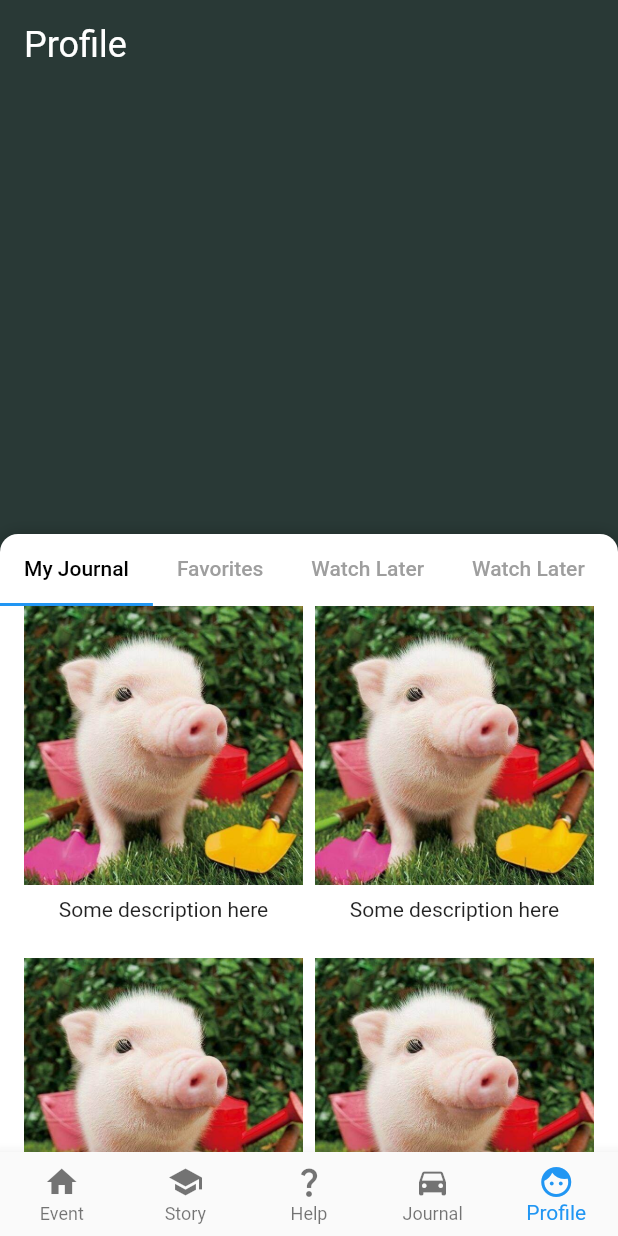
After one commit to ZedChen0034/Con-nected, a Flutter app: the screen it shows after launch, item 5 of the bottom bar chosen, on a phone screen of 412 x 824 dp. The commit adds this screen. Run offline on Flutter 3.47's test engine with Material 2 defaults, Android fonts, the phone set to English and light mode, and no system bars; drawn by our look-alikes of sliding_up_panel; our stand-ins replace table_calendar; missing offline and left inert: dart:ffi.

Commit message:
profileUI

```diff
--- a/lib/main.dart
+++ b/lib/main.dart
@@ -13,6 +13,7 @@ import 'package:flutter/material.dart';
 import 'calendar.dart';
 import 'detail.dart';
 import 'note.dart';
+import 'profile.dart';
 
 void main() {
   runApp(const MyApp());
@@ -58,6 +59,7 @@ class _NavigationExampleState extends State<NavigationExample> {
         onDestinationSelected: (int index) {
           setState(() {
             currentPageIndex = index;
+            print(currentPageIndex);
           });
         },
         indicatorColor: Colors.amber[800],
@@ -112,10 +114,11 @@ class _NavigationExampleState extends State<NavigationExample> {
           child: const Text('Page 4'),
         ),
         Container(
-          color: Colors.pink,
+          color: Colors.yellow,
           alignment: Alignment.center,
-          child: const Text('Page 5'),
+          child: const Text('Page 4'),
         ),
+        // Profile(),
       ][currentPageIndex],
     );
   }
@@ -132,6 +135,9 @@ class _HomePageState extends State<HomePage> {
 
   List<Note> ALL = Note.SCRIPT;
   List<dynamic> FOUND = [];
+  int _currentIndex = 0;
+  String _appBarTitle = 'Event'; // 默认标题为'Event'
+
 
   @override
   initState() {
@@ -150,14 +156,14 @@ class _HomePageState extends State<HomePage> {
   Widget build(BuildContext context) {
 
     return Scaffold(
-      appBar: AppBar(
+      appBar: _currentIndex != 4 ? AppBar(
         centerTitle: true,
-        title: Text('Event'),
+        title:  Text(_appBarTitle),
         backgroundColor: Colors.lightGreen[900],
         leading:
         IconButton(
           onPressed: () {},
-            icon: Icon(Icons.notifications_outlined),
+          icon: const Icon(Icons.notifications_outlined),
         ),
         actions: [
           IconButton(
@@ -165,9 +171,9 @@ class _HomePageState extends State<HomePage> {
               Navigator.push(
                   context,
                   MaterialPageRoute(
-                      builder: (context) => Calendar()));
+                      builder: (context) => const Calendar()));
             },
-            icon: Icon(Icons.calendar_month),
+            icon: const Icon(Icons.calendar_month),
           ),
           IconButton(
             onPressed: () {
@@ -176,15 +182,18 @@ class _HomePageState extends State<HomePage> {
                   MaterialPageRoute(
                       builder: (context) => Createevent()));
             },
-            icon: Icon(Icons.add),
+            icon: const Icon(Icons.add),
           ),
           IconButton(
             onPressed: () {},
-            icon: Icon(Icons.done_outlined),
+            icon: const Icon(Icons.done_outlined),
           ),
         ],
-      ),
-      body: Padding(
+      ): null,// profile页面不显示appbar
+      body: IndexedStack(
+        index: _currentIndex,
+        children: [
+          Padding(
             padding: const EdgeInsets.all(10),
             child: Column(
               children: [
@@ -236,9 +245,55 @@ class _HomePageState extends State<HomePage> {
               ],
             ),
           ),
+          const Center(
+            child: Text(
+              'Story Page Content', // 替换为实际的Profile页面内容
+              style: TextStyle(fontSize: 24),
+            ),
+          ),
+          const Center(
+            child: Text(
+              'Help Page Content', // 替换为实际的Profile页面内容
+              style: TextStyle(fontSize: 24),
+            ),
+          ),
+          const Center(
+            child: Text(
+              'Journal Page Content', // 替换为实际的Profile页面内容
+              style: TextStyle(fontSize: 24),
+            ),
+          ),
+          Center(
+            child: Profile(),
+          ),
+        ],
+      ),
       bottomNavigationBar: BottomNavigationBar(
         type: BottomNavigationBarType.fixed,
         fixedColor: Colors.blue,
+        currentIndex: _currentIndex,
+        onTap: (int index) {
+          setState(() {
+            _currentIndex = index;
+            switch (index) {
+              case 0:
+                _appBarTitle = 'Event';
+                break;
+              case 1:
+                _appBarTitle = 'Story';
+                break;
+              case 2:
+                _appBarTitle = 'Help';
+                break;
+              case 3:
+                _appBarTitle = 'Journal';
+                break;
+              case 4:
+                _appBarTitle = 'Profile';
+                break;
+            }
+          });
+        },
         items: const <BottomNavigationBarItem>[
           BottomNavigationBarItem(
             icon: Icon(Icons.home),
--- /dev/null
+++ b/lib/profile.dart
@@ -0,0 +1,107 @@
+import 'package:flutter/material.dart';
+import 'package:sliding_up_panel/sliding_up_panel.dart';
+
+class Profile extends StatefulWidget {
+  @override
+  _ProfileState createState() => _ProfileState();
+}
+
+class _ProfileState extends State<Profile> with SingleTickerProviderStateMixin {
+  TabController? _tabController;
+
+  @override
+  void initState() {
+    super.initState();
+    _tabController = TabController(length: 5, vsync: this);
+  }
+
+  @override
+  Widget build(BuildContext context) {
+    return Scaffold(
+      backgroundColor: const Color(0xFF293936),
+      body: Stack(
+        children: <Widget>[
+          Container(
+            child: const Padding(
+              padding: EdgeInsets.all(16.0),
+              child: Text(
+                'Profile',
+                style: TextStyle(color: Colors.white, fontSize: 24.0),
+              ),
+            ),
+          ),
+          SlidingUpPanel(
+            maxHeight: MediaQuery.of(context).size.height - 80,
+            minHeight: MediaQuery.of(context).size.height * 0.5,
+            borderRadius: const BorderRadius.only(
+              topLeft: Radius.circular(12.0),
+              topRight: Radius.circular(12.0),
+            ),
+            panel: Column(
+              children: [
+                TabBar(
+                  controller: _tabController,
+                  labelColor: Colors.black,
+                  unselectedLabelColor: Colors.grey,
+                  isScrollable:true,
+                  tabs: const [
+                    Tab(text: 'My Journal',),
+                    Tab(text: 'Favorites'),
+                    Tab(text: 'Watch Later'),
+                    Tab(text: 'Watch Later'),
+                    Tab(text: 'Watch Later'),
+                  ],
+                ),
+                Expanded(
+                  child: Padding(
+                    padding: const EdgeInsets.symmetric(horizontal: 16.0),
+                    child: TabBarView(
+                    controller: _tabController,
+                    children: [
+                      _buildGridView(),
+                      _buildGridView(),
+                      _buildGridView(),
+                      _buildGridView(),
+                      _buildGridView(),
+                    ],
+                  ),),
+                ),
+              ],
+            ),
+          ),
+        ],
+      ),
+    );
+  }
+
+  Widget _buildGridView() {
+    return GridView.builder(
+      gridDelegate: const SliverGridDelegateWithFixedCrossAxisCount(
+        crossAxisCount: 2,
+        childAspectRatio: 0.8,
+        crossAxisSpacing: 8.0,  // Spacing between columns
+        mainAxisSpacing: 2.0,  // Spacing between rows
+      ),
+      itemBuilder: (context, index) {
+        return _buildGridItem();
+      },
+    );
+  }
+
+  Widget _buildGridItem() {
+    return Column(
+      children: [
+        // You can replace the below image with any asset or network image.
+        Image.asset('images/pig.png', fit: BoxFit.cover),
+        const SizedBox(height: 8.0),
+        const Text('Some description here'),
+      ],
+    );
+  }
+
+  @override
+  void dispose() {
+    _tabController?.dispose();
+    super.dispose();
+  }
+}
--- a/pubspec.yaml
+++ b/pubspec.yaml
@@ -38,6 +38,7 @@ dependencies:
   # The following adds the Calendar components.
   table_calendar: ^3.0.9
   intl: ^0.18.1
+  sliding_up_panel: ^2.0.0+1
 
 dev_dependencies:
   flutter_test:
@@ -62,9 +63,8 @@ flutter:
   uses-material-design: true
 
   # To add assets to your application, add an assets section, like this:
-  # assets:
-  #   - images/a_dot_burr.jpeg
-  #   - images/a_dot_ham.jpeg
+  assets:
+    - images/pig.png
 
   # An image asset can refer to one or more resolution-specific "variants", see
   # https://flutter.dev/assets-and-images/#resolution-aware
```
Also changed, not shown: images/pig.png (added), pubspec.lock. Lines whose indentation alone changed are shown as unchanged.
